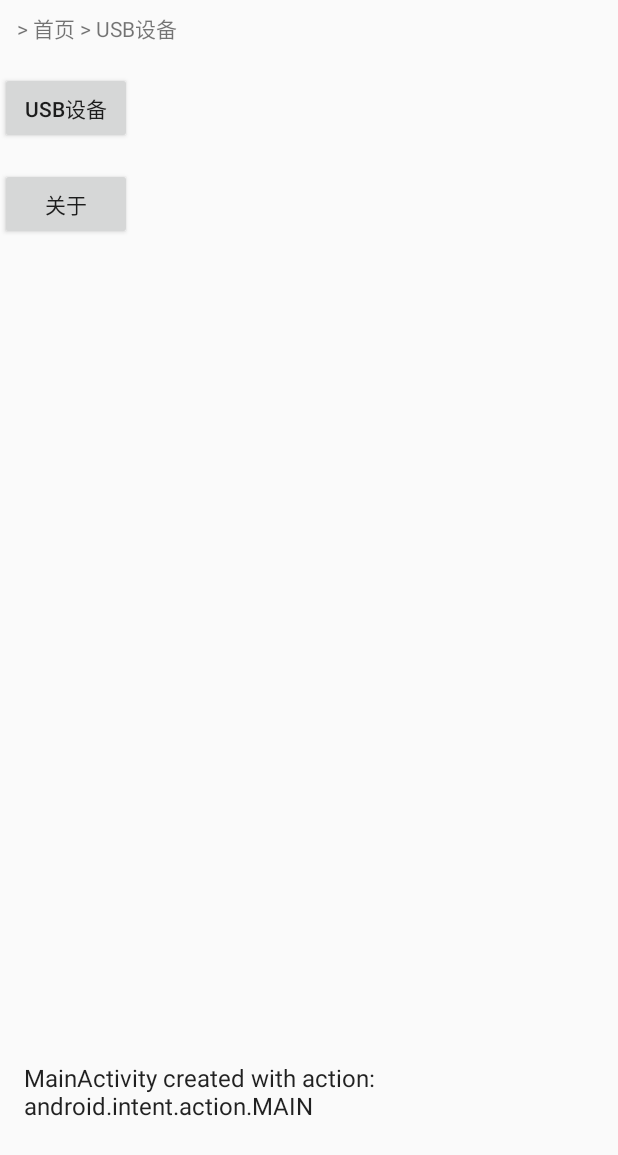
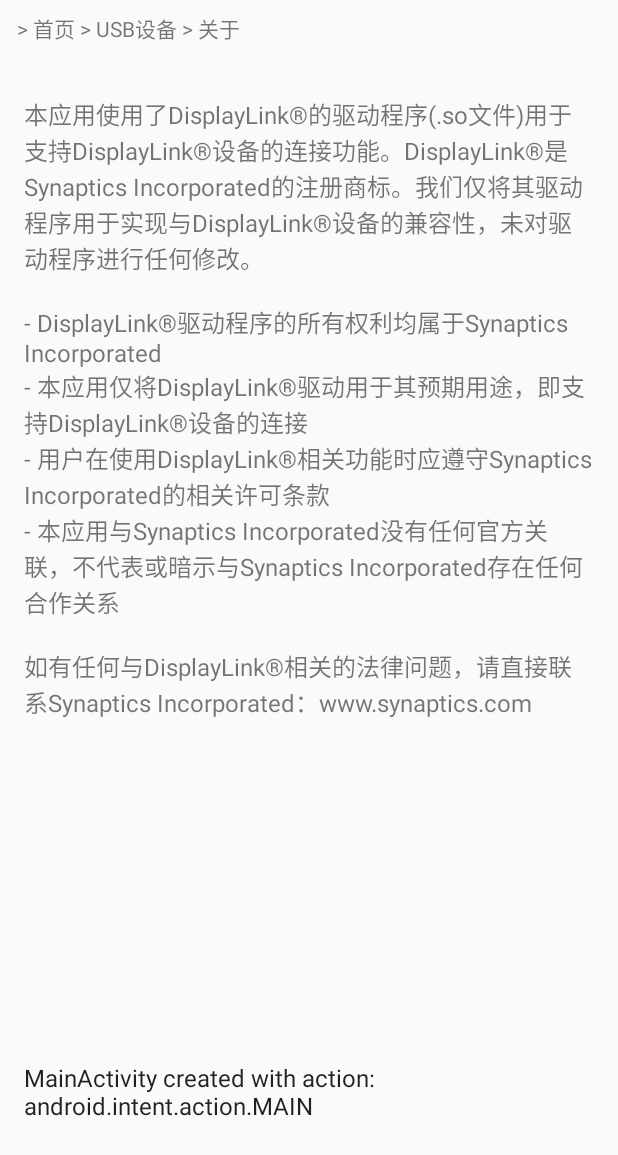
Before and after one commit to CashewTeam/TNT-Anywhere, an Android app: the screen it shows after launch (MainActivity), after a tap on "关于", on a phone screen of 412 x 824 dp. Shown: the top 1155 px of the screen. Run offline under Robolectric (Android 15) with nearby library versions, the phone set to English and light mode, and no system bars; 1 statement that could not run was skipped; 1 other tap on this screen came first.

Commit message:
add about

```diff
--- /dev/null
+++ b/app/src/main/java/com/gitee/connect_screen/AboutFragment.java
@@ -0,0 +1,23 @@
+package com.gitee.connect_screen;
+
+import android.os.Bundle;
+import android.view.LayoutInflater;
+import android.view.View;
+import android.view.ViewGroup;
+import android.widget.TextView;
+import androidx.fragment.app.Fragment;
+
+public class AboutFragment extends Fragment {
+    @Override
+    public View onCreateView(LayoutInflater inflater, ViewGroup container, Bundle savedInstanceState) {
+        View view = inflater.inflate(R.layout.fragment_about, container, false);
+        TextView aboutContent = view.findViewById(R.id.aboutContent);
+        aboutContent.setText("本应用使用了DisplayLink®的驱动程序(.so文件)用于支持DisplayLink®设备的连接功能。DisplayLink®是Synaptics Incorporated的注册商标。我们仅将其驱动程序用于实现与DisplayLink®设备的兼容性，未对驱动程序进行任何修改。\n\n" +
+                "- DisplayLink®驱动程序的所有权利均属于Synaptics Incorporated\n" +
+                "- 本应用仅将DisplayLink®驱动用于其预期用途，即支持DisplayLink®设备的连接\n" +
+                "- 用户在使用DisplayLink®相关功能时应遵守Synaptics Incorporated的相关许可条款\n" +
+                "- 本应用与Synaptics Incorporated没有任何官方关联，不代表或暗示与Synaptics Incorporated存在任何合作关系\n\n" +
+                "如有任何与DisplayLink®相关的法律问题，请直接联系Synaptics Incorporated：www.synaptics.com");
+        return view;
+    }
+}
--- a/app/src/main/java/com/gitee/connect_screen/HomeFragment.java
+++ b/app/src/main/java/com/gitee/connect_screen/HomeFragment.java
@@ -40,7 +40,10 @@
 
         aboutBtn.setOnClickListener(v -> {
             // 处理关于按钮的点击事件
-            Toast.makeText(getContext(), "关于屏连", Toast.LENGTH_SHORT).show();
+            MainActivity activity = (MainActivity) getActivity();
+            if (activity != null) {
+                activity.pushBreadcrumb("关于", new AboutFragment());
+            }
         });
 
         return view;
--- /dev/null
+++ b/app/src/main/res/layout/fragment_about.xml
@@ -0,0 +1,13 @@
+<?xml version="1.0" encoding="utf-8"?>
+<LinearLayout xmlns:android="http://schemas.android.com/apk/res/android"
+    android:layout_width="match_parent"
+    android:layout_height="match_parent"
+    android:orientation="vertical"
+    android:padding="16dp">
+
+    <TextView
+        android:id="@+id/aboutContent"
+        android:layout_width="match_parent"
+        android:layout_height="wrap_content"
+        android:textSize="16sp"/>
+</LinearLayout>
```
